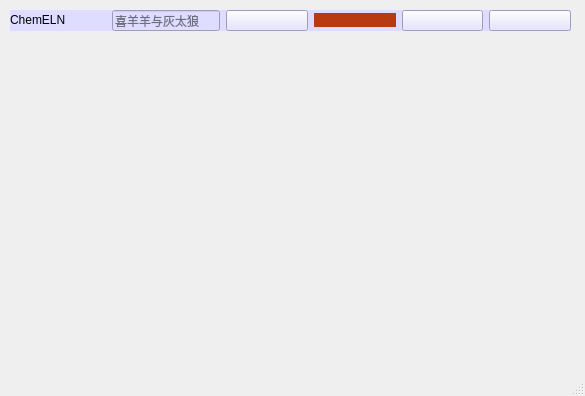
Qt form mainwindow.ui (wizxm/ChemELN) before a commit.
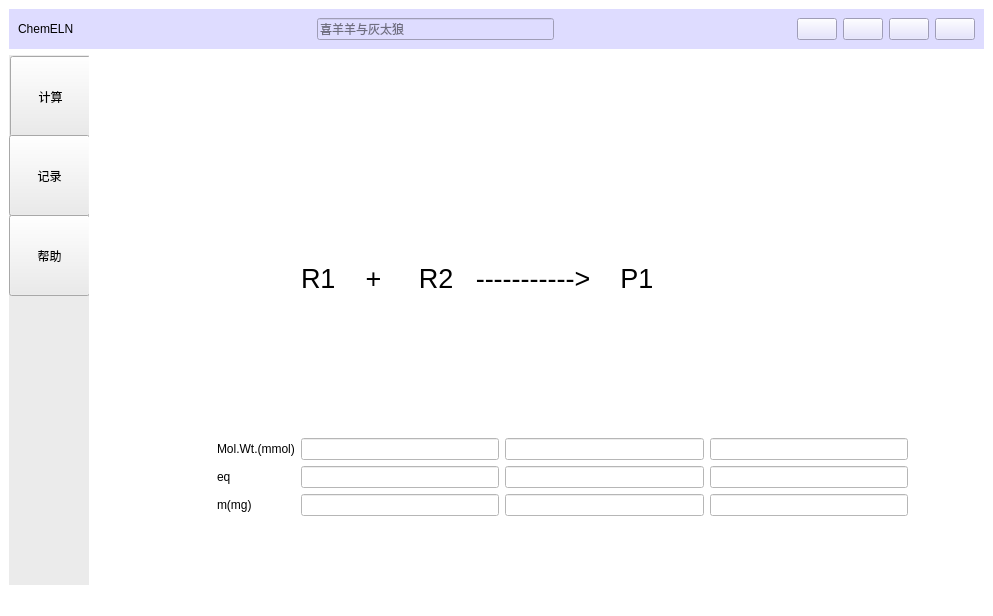
The same form after that commit. Icons and pictures are not drawn.

Commit message: 重构布局

What changed in the file:
```diff
--- a/mainwindow.ui
+++ b/mainwindow.ui
@@ -6,28 +6,37 @@
    <rect>
     <x>0</x>
     <y>0</y>
-    <width>585</width>
-    <height>396</height>
+    <width>993</width>
+    <height>616</height>
    </rect>
   </property>
+  <property name="sizePolicy">
+   <sizepolicy hsizetype="Preferred" vsizetype="Preferred">
+    <horstretch>0</horstretch>
+    <verstretch>0</verstretch>
+   </sizepolicy>
+  </property>
+  <property name="minimumSize">
+   <size>
+    <width>400</width>
+    <height>400</height>
+   </size>
+  </property>
   <property name="windowTitle">
    <string>ChemELN</string>
   </property>
+  <property name="styleSheet">
+   <string notr="true">background-color: rgb(255, 255, 255);</string>
+  </property>
   <property name="inputMethodHints">
    <set>Qt::ImhNone</set>
   </property>
   <widget class="QWidget" name="centralwidget">
+   <layout class="QGridLayout" name="gridLayout">
+    <item row="0" column="1" colspan="5">
    <widget class="QWidget" name="widget" native="true">
-    <property name="geometry">
-     <rect>
-      <x>10</x>
-      <y>10</y>
-      <width>561</width>
-      <height>21</height>
-     </rect>
-    </property>
     <property name="sizePolicy">
-     <sizepolicy hsizetype="Fixed" vsizetype="Fixed">
+       <sizepolicy hsizetype="Expanding" vsizetype="Fixed">
       <horstretch>0</horstretch>
       <verstretch>0</verstretch>
      </sizepolicy>
@@ -36,6 +45,9 @@
      <string notr="true">background-color: rgb(222, 220, 255);</string>
     </property>
     <layout class="QHBoxLayout" name="horizontalLayout_2">
+       <property name="topMargin">
+        <number>9</number>
+       </property>
      <item>
       <widget class="QLabel" name="label">
        <property name="sizePolicy">
@@ -55,7 +67,7 @@
         <enum>Qt::Horizontal</enum>
        </property>
        <property name="sizeType">
-        <enum>QSizePolicy::Fixed</enum>
+          <enum>QSizePolicy::Expanding</enum>
        </property>
        <property name="sizeHint" stdset="0">
         <size>
@@ -68,11 +80,17 @@
      <item>
       <widget class="QLineEdit" name="lineEdit">
        <property name="sizePolicy">
-        <sizepolicy hsizetype="Fixed" vsizetype="Fixed">
+          <sizepolicy hsizetype="Expanding" vsizetype="Fixed">
          <horstretch>0</horstretch>
          <verstretch>0</verstretch>
         </sizepolicy>
        </property>
+         <property name="maximumSize">
+          <size>
+           <width>600</width>
+           <height>16777215</height>
+          </size>
+         </property>
        <property name="inputMethodHints">
         <set>Qt::ImhDate</set>
        </property>
@@ -81,6 +99,19 @@
        </property>
       </widget>
      </item>
+       <item>
+        <spacer name="horizontalSpacer_2">
+         <property name="orientation">
+          <enum>Qt::Horizontal</enum>
+         </property>
+         <property name="sizeHint" stdset="0">
+          <size>
+           <width>40</width>
+           <height>20</height>
+          </size>
+         </property>
+        </spacer>
+       </item>
      <item>
       <layout class="QHBoxLayout" name="horizontalLayout">
        <item>
@@ -97,8 +128,7 @@
         <widget class="QPushButton" name="pushButton_4">
          <property name="styleSheet">
           <string notr="true">image: url(:/new/prefix1/res/minimize.png);
-background-color: rgb(184, 58, 17);
-border-radius:18px;</string>
+QPushButton::hover{background-color:black}</string>
          </property>
          <property name="text">
           <string/>
@@ -133,6 +163,208 @@
      </item>
     </layout>
    </widget>
+    </item>
+    <item row="1" column="1">
+     <widget class="QWidget" name="widget_2" native="true">
+      <property name="sizePolicy">
+       <sizepolicy hsizetype="Minimum" vsizetype="Preferred">
+        <horstretch>0</horstretch>
+        <verstretch>0</verstretch>
+       </sizepolicy>
+      </property>
+      <property name="minimumSize">
+       <size>
+        <width>80</width>
+        <height>0</height>
+       </size>
+      </property>
+      <property name="styleSheet">
+       <string notr="true">background-color: rgb(235, 235, 235);
+</string>
+      </property>
+      <widget class="QPushButton" name="pushButton">
+       <property name="geometry">
+        <rect>
+         <x>1</x>
+         <y>1</y>
+         <width>81</width>
+         <height>81</height>
+        </rect>
+       </property>
+       <property name="sizePolicy">
+        <sizepolicy hsizetype="Fixed" vsizetype="Fixed">
+         <horstretch>0</horstretch>
+         <verstretch>0</verstretch>
+        </sizepolicy>
+       </property>
+       <property name="minimumSize">
+        <size>
+         <width>23</width>
+         <height>70</height>
+        </size>
+       </property>
+       <property name="text">
+        <string>计算</string>
+       </property>
+      </widget>
+      <widget class="QPushButton" name="pushButton_2">
+       <property name="geometry">
+        <rect>
+         <x>0</x>
+         <y>80</y>
+         <width>81</width>
+         <height>81</height>
+        </rect>
+       </property>
+       <property name="minimumSize">
+        <size>
+         <width>0</width>
+         <height>70</height>
+        </size>
+       </property>
+       <property name="text">
+        <string>记录</string>
+       </property>
+      </widget>
+      <widget class="QPushButton" name="pushButton_7">
+       <property name="geometry">
+        <rect>
+         <x>0</x>
+         <y>160</y>
+         <width>81</width>
+         <height>81</height>
+        </rect>
+       </property>
+       <property name="minimumSize">
+        <size>
+         <width>0</width>
+         <height>70</height>
+        </size>
+       </property>
+       <property name="text">
+        <string>帮助</string>
+       </property>
+      </widget>
+     </widget>
+    </item>
+    <item row="1" column="5">
+     <spacer name="verticalSpacer">
+      <property name="orientation">
+       <enum>Qt::Vertical</enum>
+      </property>
+      <property name="sizeType">
+       <enum>QSizePolicy::Preferred</enum>
+      </property>
+      <property name="sizeHint" stdset="0">
+       <size>
+        <width>20</width>
+        <height>300</height>
+       </size>
+      </property>
+     </spacer>
+    </item>
+    <item row="1" column="4">
+     <widget class="QWidget" name="widget_3" native="true">
+      <property name="sizePolicy">
+       <sizepolicy hsizetype="Expanding" vsizetype="Expanding">
+        <horstretch>0</horstretch>
+        <verstretch>0</verstretch>
+       </sizepolicy>
+      </property>
+      <widget class="QWidget" name="widget_4" native="true">
+       <property name="geometry">
+        <rect>
+         <x>20</x>
+         <y>20</y>
+         <width>801</width>
+         <height>491</height>
+        </rect>
+       </property>
+       <property name="sizePolicy">
+        <sizepolicy hsizetype="Expanding" vsizetype="Expanding">
+         <horstretch>0</horstretch>
+         <verstretch>0</verstretch>
+        </sizepolicy>
+       </property>
+       <widget class="QWidget" name="">
+        <property name="geometry">
+         <rect>
+          <x>90</x>
+          <y>50</y>
+          <width>691</width>
+          <height>391</height>
+         </rect>
+        </property>
+        <layout class="QGridLayout" name="gridLayout_2">
+         <property name="sizeConstraint">
+          <enum>QLayout::SetMaximumSize</enum>
+         </property>
+         <item row="0" column="1" colspan="3">
+          <widget class="QLabel" name="label_2">
+           <property name="font">
+            <font>
+             <pointsize>20</pointsize>
+            </font>
+           </property>
+           <property name="text">
+            <string>R1    +     R2   -----------&gt;    P1</string>
+           </property>
+          </widget>
+         </item>
+         <item row="1" column="0">
+          <widget class="QLabel" name="label_3">
+           <property name="text">
+            <string>Mol.Wt.(mmol)</string>
+           </property>
+          </widget>
+         </item>
+         <item row="1" column="1">
+          <widget class="QLineEdit" name="lineEdit_2"/>
+         </item>
+         <item row="1" column="2">
+          <widget class="QLineEdit" name="lineEdit_3"/>
+         </item>
+         <item row="1" column="3">
+          <widget class="QLineEdit" name="lineEdit_4"/>
+         </item>
+         <item row="2" column="0">
+          <widget class="QLabel" name="label_4">
+           <property name="text">
+            <string>eq</string>
+           </property>
+          </widget>
+         </item>
+         <item row="2" column="1">
+          <widget class="QLineEdit" name="lineEdit_5"/>
+         </item>
+         <item row="2" column="2">
+          <widget class="QLineEdit" name="lineEdit_6"/>
+         </item>
+         <item row="2" column="3">
+          <widget class="QLineEdit" name="lineEdit_7"/>
+         </item>
+         <item row="3" column="0">
+          <widget class="QLabel" name="label_5">
+           <property name="text">
+            <string>m(mg)</string>
+           </property>
+          </widget>
+         </item>
+         <item row="3" column="1">
+          <widget class="QLineEdit" name="lineEdit_8"/>
+         </item>
+         <item row="3" column="2">
+          <widget class="QLineEdit" name="lineEdit_9"/>
+         </item>
+         <item row="3" column="3">
+          <widget class="QLineEdit" name="lineEdit_10"/>
+         </item>
+        </layout>
+       </widget>
+      </widget>
+     </widget>
+    </item>
+   </layout>
   </widget>
   <widget class="QStatusBar" name="statusbar"/>
  </widget>
```
Lines whose indentation alone changed are shown as unchanged. The commit also changes 3 other files.
